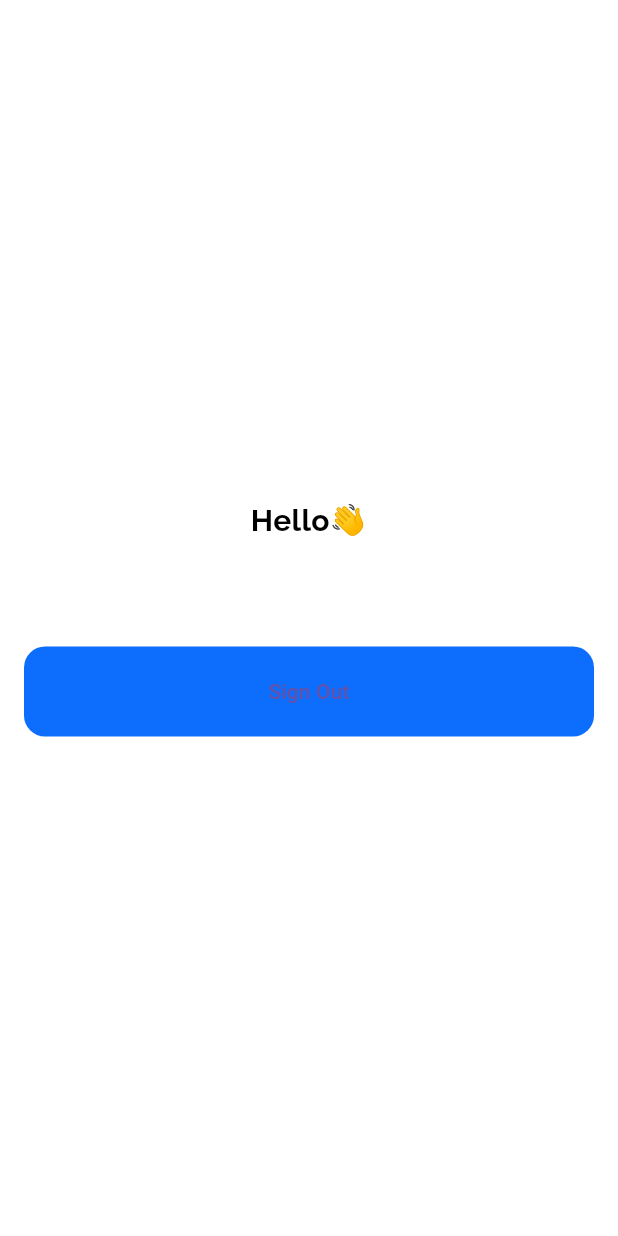
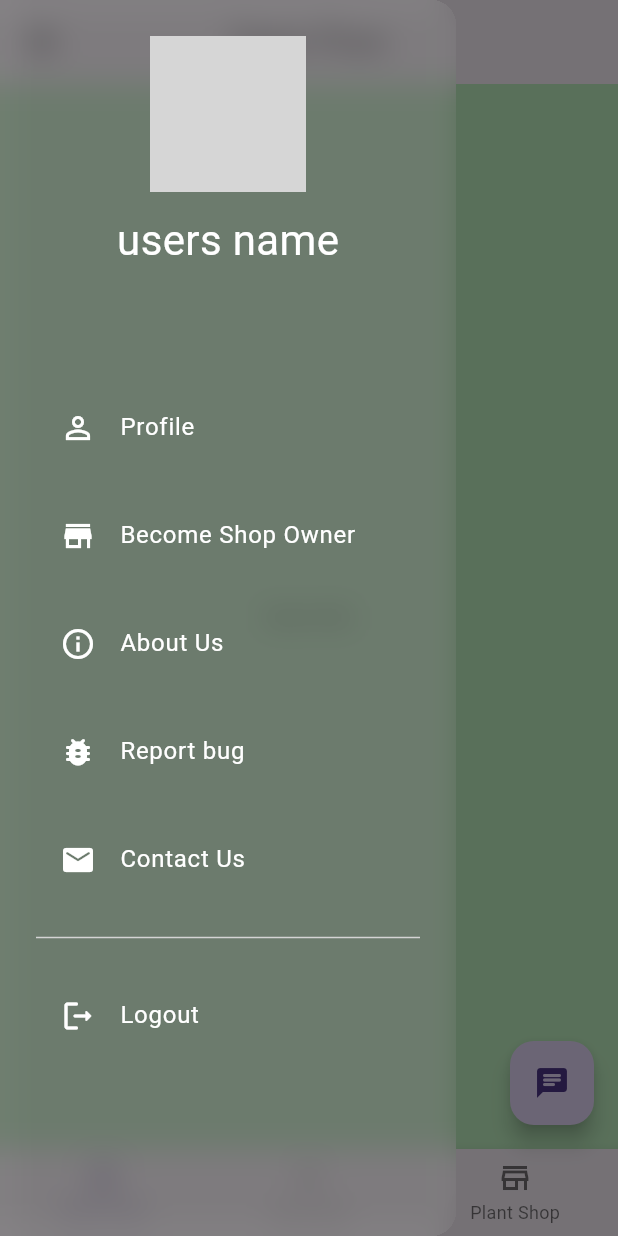
Before and after one commit to vargheesk/farm_flow_mobile_app, a Flutter app: the Home screen opened directly, with the side drawer open (before the commit the screen has no drawer), on a phone screen of 412 x 824 dp. Run offline on Flutter 3.47's test engine with Material 3 defaults, Android fonts, the phone set to English and light mode, and no system bars; our stand-ins replace dash_chat_2, firebase_auth, firebase_core, flutter_gemini, fluttertoast, google_fonts; accounts and stored records are empty; network calls fail; grey boxes are pictures that could not be loaded.

Commit message:
static page included

```diff
--- a/lib/main.dart
+++ b/lib/main.dart
@@ -8,6 +8,7 @@
   WidgetsFlutterBinding.ensureInitialized();
 
   await Firebase.initializeApp(options: DefaultFirebaseOptions.currentPlatform);
+
 
   runApp(const MyApp());
 }
--- /dev/null
+++ b/lib/pages/home/Govt_info.dart
@@ -0,0 +1,17 @@
+import 'package:flutter/material.dart';
+
+class Govt_info extends StatelessWidget {
+  const Govt_info({super.key});
+
+  @override
+  Widget build(BuildContext context) {
+    return Container(
+      color: const Color.fromARGB(255, 195, 245, 197),
+      child: const Center(
+        child: Text(
+          "Govt info",
+        ),
+      ),
+    );
+  }
+}
--- /dev/null
+++ b/lib/pages/home/Leaf_Scan.dart
@@ -0,0 +1,17 @@
+import 'package:flutter/material.dart';
+
+class Leaf_Scan extends StatelessWidget {
+  const Leaf_Scan({super.key});
+
+  @override
+  Widget build(BuildContext context) {
+    return Container(
+      color: const Color.fromARGB(255, 180, 245, 183),
+      child: const Center(
+        child: Text(
+          "Scan the leaf",
+        ),
+      ),
+    );
+  }
+}
--- /dev/null
+++ b/lib/pages/home/Plant_Shop.dart
@@ -0,0 +1,17 @@
+import 'package:flutter/material.dart';
+
+class Plant_Shop extends StatelessWidget {
+  const Plant_Shop({super.key});
+
+  @override
+  Widget build(BuildContext context) {
+    return Container(
+      color: const Color.fromARGB(255, 165, 247, 169),
+      child: const Center(
+        child: Text(
+          "Plant shop",
+        ),
+      ),
+    );
+  }
+}
--- a/lib/pages/home/home.dart
+++ b/lib/pages/home/home.dart
@@ -1,65 +1,216 @@
+import 'package:app2/pages/home/Govt_info.dart';
+import 'package:app2/pages/home/Leaf_Scan.dart';
+import 'package:app2/pages/home/Plant_Shop.dart';
+import 'package:app2/pages/home/chatbot.dart';
 import 'package:app2/services/auth_service.dart';
 import 'package:firebase_auth/firebase_auth.dart';
 import 'package:flutter/material.dart';
+import 'package:flutter_gemini/flutter_gemini.dart';
 import 'package:google_fonts/google_fonts.dart';
+import 'dart:ui';
+import 'package:url_launcher/url_launcher.dart';
 
-class Home extends StatelessWidget {
+class Home extends StatefulWidget {
   const Home({super.key});
+
+  @override
+  State<Home> createState() => _HomeState();
+}
+
+class _HomeState extends State<Home> {
+  final List<Widget> pages = [
+    const Govt_info(),
+    const Leaf_Scan(),
+    const Plant_Shop(),
+  ];
+
+  int currentPage = 0;
+
+  @override
+  void initState() {
+    super.initState();
+    // Initialize Gemini
+    Gemini.init(
+      apiKey: "AIzaSyBRNcb_e0MSUfPin7l5I77lUMDA8UFaGUU",
+    );
+  }
 
   @override
   Widget build(BuildContext context) {
     return Scaffold(
-      backgroundColor: Colors.white,
-      body: SafeArea(
-        child: Padding(
-          padding: const EdgeInsets.symmetric(horizontal: 16, vertical: 16),
+      body: pages[currentPage],
+      appBar: AppBar(
+        centerTitle: true,
+        title: const Text('Farm Flow'),
+      ),
+      drawer: const NavigationDrawer(),
+      floatingActionButton: FloatingActionButton(
+        onPressed: () {
+          Navigator.push(
+            context,
+            MaterialPageRoute(builder: (context) => const ChatbotPage()),
+          );
+        },
+        child: const Icon(Icons.chat_rounded),
+      ),
+      bottomNavigationBar: BottomNavigationBar(
+        currentIndex: currentPage,
+        onTap: (value) {
+          setState(() {
+            currentPage = value;
+          });
+        },
+        items: const [
+          BottomNavigationBarItem(
+            icon: Icon(Icons.info_outline_rounded),
+            label: "Govt info",
+          ),
+          BottomNavigationBarItem(
+            icon: Icon(Icons.lens_blur_outlined),
+            label: "Scan leaf",
+          ),
+          BottomNavigationBarItem(
+            icon: Icon(Icons.store_outlined),
+            label: "Plant Shop",
+          ),
+        ],
+      ),
+    );
+  }
+}
+
+class NavigationDrawer extends StatelessWidget {
+  const NavigationDrawer({super.key});
+
+  @override
+  Widget build(BuildContext context) => Drawer(
+        backgroundColor: Colors.transparent,
+        child: Container(
+          decoration: BoxDecoration(
+            color: Colors.white.withOpacity(0.2),
+            backgroundBlendMode: BlendMode.srcOver,
+            boxShadow: [
+              BoxShadow(
+                color: Colors.black.withOpacity(0.2),
+                blurRadius: 10,
+              ),
+            ],
+          ),
+          child: BackdropFilter(
+            filter: ImageFilter.blur(sigmaX: 10, sigmaY: 10),
+            child: SingleChildScrollView(
               child: Column(
-            mainAxisAlignment: MainAxisAlignment.center,
+                crossAxisAlignment: CrossAxisAlignment.stretch,
+                children: <Widget>[
+                  buildHeader(context),
+                  buildMenuItems(context),
+                ],
+              ),
+            ),
+          ),
+        ),
+      );
+
+  Widget buildHeader(BuildContext context) => Container(
+        padding: EdgeInsets.only(
+          top: 24 + MediaQuery.of(context).padding.top,
+          bottom: 24,
+        ),
+        child: Column(
           children: [
-              Text(
-                'Hello👋',
-                style: GoogleFonts.raleway(
-                    textStyle: const TextStyle(
-                        color: Colors.black,
-                        fontWeight: FontWeight.bold,
-                        fontSize: 20)),
+            const CircleAvatar(
+              radius: 52,
+              backgroundImage: NetworkImage(
+                  "https://static.vecteezy.com/system/resources/previews/007/296/447/non_2x/user-icon-in-flat-style-person-icon-client-symbol-vector.jpg"),
             ),
-              const SizedBox(
-                height: 10,
+            const SizedBox(height: 12),
+            const Text(
+              "users name",
+              style: TextStyle(
+                  fontSize: 28, color: Color.fromARGB(255, 255, 255, 255)),
             ),
             Text(
               FirebaseAuth.instance.currentUser!.email!.toString(),
               style: GoogleFonts.raleway(
                   textStyle: const TextStyle(
-                        color: Colors.black,
+                      color: Color.fromARGB(255, 230, 230, 230),
                       fontWeight: FontWeight.bold,
                       fontSize: 20)),
             ),
-              const SizedBox(
-                height: 30,
-              ),
-              _logout(context)
           ],
         ),
+      );
+
+  Widget buildMenuItems(BuildContext context) => Container(
+        padding: const EdgeInsets.all(24),
+        child: Wrap(
+          runSpacing: 16,
+          children: [
+            ListTile(
+              leading: const Icon(Icons.person_outline_outlined,
+                  color: Colors.white),
+              title: const Text(
+                'Profile',
+                style: TextStyle(color: Color.fromARGB(255, 255, 255, 255)),
               ),
+              onTap: () {},
+            ),
+            ListTile(
+              leading: const Icon(Icons.store, color: Colors.white),
+              title: const Text(
+                'Become Shop Owner',
+                style: TextStyle(color: Color.fromARGB(255, 255, 255, 255)),
+              ),
+              onTap: () {},
+            ),
+            ListTile(
+              leading: const Icon(Icons.info_outline, color: Colors.white),
+              title: const Text(
+                'About Us',
+                style: TextStyle(color: Color.fromARGB(255, 255, 255, 255)),
+              ),
+              onTap: () {},
+            ),
+            ListTile(
+                leading:
+                    const Icon(Icons.bug_report_rounded, color: Colors.white),
+                title: const Text(
+                  'Report bug',
+                  style: TextStyle(color: Color.fromARGB(255, 255, 255, 255)),
+                ),
+                onTap: () async {
+                  launchUrl(Uri.parse(
+                      "mailto:farmflow2025@gmail.com?subject=Reporting a BUG in FarmFlow"));
+                }),
+            ListTile(
+                leading: const Icon(Icons.email_rounded, color: Colors.white),
+                title: const Text(
+                  'Contact Us',
+                  style: TextStyle(color: Color.fromARGB(255, 255, 255, 255)),
+                ),
+                onTap: () async {
+                  launchUrl(Uri.parse(
+                      "mailto:farmflow2025@gmail.com?subject=Enquring about FarmFlow"));
+                }),
+            const Divider(color: Color.fromARGB(255, 212, 212, 212)),
+            ListTile(
+              leading: const Icon(Icons.logout_rounded, color: Colors.white),
+              title: const Text(
+                'Logout',
+                style: TextStyle(color: Color.fromARGB(255, 255, 255, 255)),
+              ),
+              onTap: () async {
+                await AuthService().signout(context: context);
+              },
+            ),
+          ],
         ),
       );
 }
 
-  Widget _logout(BuildContext context) {
-    return ElevatedButton(
-      style: ElevatedButton.styleFrom(
-        backgroundColor: const Color(0xff0D6EFD),
-        shape: RoundedRectangleBorder(
-          borderRadius: BorderRadius.circular(14),
-        ),
-        minimumSize: const Size(double.infinity, 60),
-        elevation: 0,
-      ),
-      onPressed: () async {
-        await AuthService().signout(context: context);
-      },
-      child: const Text("Sign Out"),
-    );
+String? encodeQueryParameters(Map<String, String> params) {
+  return params.entries
+      .map((MapEntry<String, String> e) =>
+          '${Uri.encodeComponent(e.key)}=${Uri.encodeComponent(e.value)}')
+      .join('&');
 }
-}
--- a/lib/services/auth_service.dart
+++ b/lib/services/auth_service.dart
@@ -12,7 +12,7 @@ class AuthService {
       required BuildContext context}) async {
     if (email.isEmpty || password.isEmpty) {
       Fluttertoast.showToast(
-        msg: 'Email and password cannot be empty.',
+        msg: 'Email or password cannot be empty.',
         toastLength: Toast.LENGTH_LONG,
         gravity: ToastGravity.SNACKBAR,
         backgroundColor: Colors.black54,
@@ -62,7 +62,7 @@ class AuthService {
       required BuildContext context}) async {
     if (email.isEmpty || password.isEmpty) {
       Fluttertoast.showToast(
-        msg: 'Email and password cannot be empty.',
+        msg: 'Email or password cannot be empty.',
         toastLength: Toast.LENGTH_LONG,
         gravity: ToastGravity.SNACKBAR,
         backgroundColor: Colors.black54,
```
Also changed, not shown: lib/pages/home/chatbot.dart (added, +90 -0 lines). Lines whose indentation alone changed are shown as unchanged.
